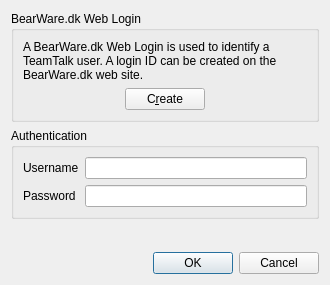
First picture: the form in Client/qtTeamTalk/bearwarelogindlg.ui, repository Vector1990/TeamTalk5, before the edit.
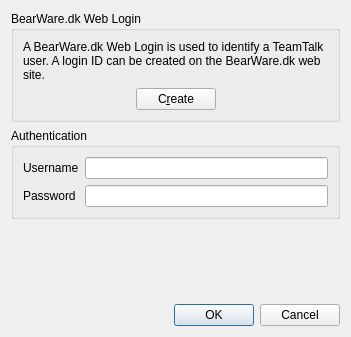
Second picture: the form after the edit.

```diff
--- a/Client/qtTeamTalk/bearwarelogindlg.ui
+++ b/Client/qtTeamTalk/bearwarelogindlg.ui
@@ -6,8 +6,8 @@
    <rect>
     <x>0</x>
     <y>0</y>
-    <width>330</width>
-    <height>285</height>
+    <width>351</width>
+    <height>337</height>
    </rect>
   </property>
   <property name="windowTitle">
```
